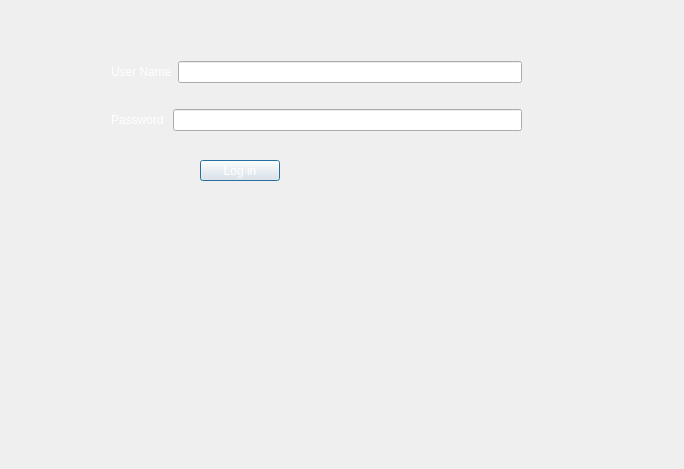
First picture: the form in login.ui, repository omarabdo997/super-market-cashier, before the edit.
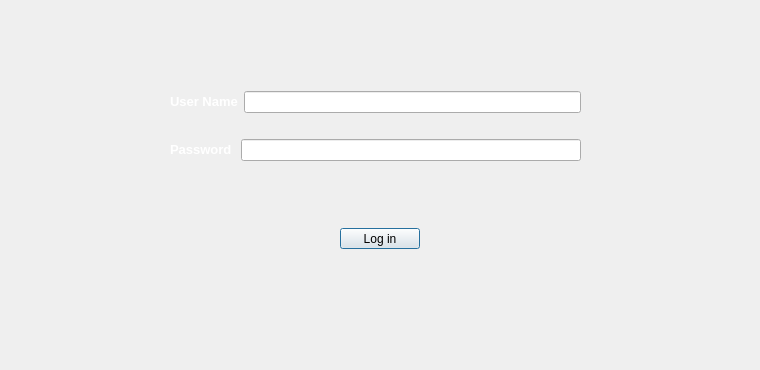
Second picture: the form after the edit. Icons and pictures are not drawn.

Commit message: change login background

```diff
--- a/login.ui
+++ b/login.ui
@@ -6,10 +6,22 @@
    <rect>
     <x>0</x>
     <y>0</y>
-    <width>684</width>
-    <height>469</height>
+    <width>760</width>
+    <height>370</height>
    </rect>
   </property>
+  <property name="sizePolicy">
+   <sizepolicy hsizetype="Fixed" vsizetype="Fixed">
+    <horstretch>0</horstretch>
+    <verstretch>0</verstretch>
+   </sizepolicy>
+  </property>
+  <property name="maximumSize">
+   <size>
+    <width>760</width>
+    <height>370</height>
+   </size>
+  </property>
   <property name="windowTitle">
    <string>LOG IN</string>
   </property>
@@ -23,14 +35,14 @@
   <widget class="QPushButton" name="pushButton">
    <property name="geometry">
     <rect>
-     <x>200</x>
-     <y>160</y>
+     <x>340</x>
+     <y>228</y>
      <width>80</width>
      <height>21</height>
     </rect>
    </property>
    <property name="styleSheet">
-    <string notr="true">color: rgb(255, 255, 255);</string>
+    <string notr="true">color: rgb(0, 0, 0);</string>
    </property>
    <property name="text">
     <string>Log in</string>
@@ -39,8 +51,8 @@
   <widget class="QWidget" name="layoutWidget">
    <property name="geometry">
     <rect>
-     <x>111</x>
-     <y>60</y>
+     <x>170</x>
+     <y>90</y>
      <width>411</width>
      <height>24</height>
     </rect>
@@ -49,14 +61,30 @@
     <item>
      <widget class="QLabel" name="label">
       <property name="text">
-       <string>&lt;html&gt;&lt;head/&gt;&lt;body&gt;&lt;p&gt;&lt;span style=&quot; color:#ffffff;&quot;&gt;User Name&lt;/span&gt;&lt;/p&gt;&lt;/body&gt;&lt;/html&gt;</string>
+       <string>&lt;html&gt;&lt;head/&gt;&lt;body&gt;&lt;p&gt;&lt;span style=&quot; font-size:10pt; font-weight:600; color:#ffffff;&quot;&gt;User Name&lt;/span&gt;&lt;/p&gt;&lt;/body&gt;&lt;/html&gt;</string>
       </property>
      </widget>
     </item>
+    <item>
+     <spacer name="horizontalSpacer_2">
+      <property name="orientation">
+       <enum>Qt::Horizontal</enum>
+      </property>
+      <property name="sizeType">
+       <enum>QSizePolicy::Fixed</enum>
+      </property>
+      <property name="sizeHint" stdset="0">
+       <size>
+        <width>0</width>
+        <height>20</height>
+       </size>
+      </property>
+     </spacer>
+    </item>
     <item>
      <widget class="QLineEdit" name="lineEdit">
       <property name="styleSheet">
-       <string notr="true">color: rgb(255, 255, 255);</string>
+       <string notr="true"/>
       </property>
      </widget>
     </item>
@@ -65,8 +93,8 @@
   <widget class="QWidget" name="layoutWidget">
    <property name="geometry">
     <rect>
-     <x>111</x>
-     <y>108</y>
+     <x>170</x>
+     <y>138</y>
      <width>411</width>
      <height>24</height>
     </rect>
@@ -75,14 +103,30 @@
     <item>
      <widget class="QLabel" name="label_2">
       <property name="text">
-       <string>&lt;html&gt;&lt;head/&gt;&lt;body&gt;&lt;p&gt;&lt;span style=&quot; color:#ffffff;&quot;&gt;Password  &lt;/span&gt;&lt;/p&gt;&lt;/body&gt;&lt;/html&gt;</string>
+       <string>&lt;html&gt;&lt;head/&gt;&lt;body&gt;&lt;p&gt;&lt;span style=&quot; font-size:10pt; font-weight:600; color:#ffffff;&quot;&gt;Password    &lt;/span&gt;&lt;/p&gt;&lt;/body&gt;&lt;/html&gt;</string>
       </property>
      </widget>
     </item>
+    <item>
+     <spacer name="horizontalSpacer">
+      <property name="orientation">
+       <enum>Qt::Horizontal</enum>
+      </property>
+      <property name="sizeType">
+       <enum>QSizePolicy::Fixed</enum>
+      </property>
+      <property name="sizeHint" stdset="0">
+       <size>
+        <width>0</width>
+        <height>20</height>
+       </size>
+      </property>
+     </spacer>
+    </item>
     <item>
      <widget class="QLineEdit" name="lineEdit_2">
       <property name="styleSheet">
-       <string notr="true">color: rgb(255, 255, 255);</string>
+       <string notr="true"/>
       </property>
       <property name="echoMode">
        <enum>QLineEdit::Password</enum>
```
Left out of the diff: 3 changed lines with no effect on the pictures. The commit also changes 10 other files.
